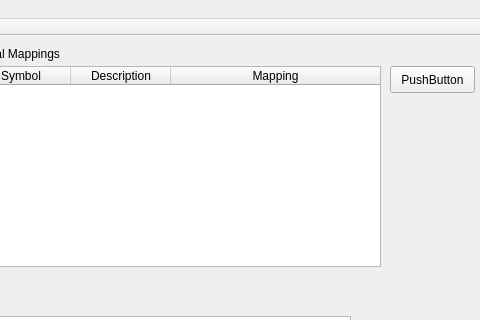
This is forms/mainwindow.ui in mfoo/sched as Qt 5 draws it before an edit; both pictures show x 350 to 830 and y 0 to 320 of the 830 by 402 pixel window. The edited form follows.
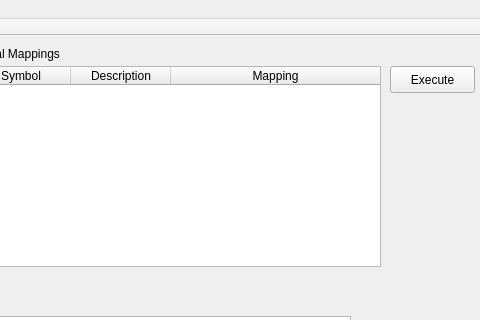
This is the edited form.

Commit message: Added UI showing task progress and added some menu items to the main window

Patch:
```diff
--- a/forms/mainwindow.ui
+++ b/forms/mainwindow.ui
@@ -37,7 +37,7 @@
      </rect>
     </property>
     <property name="text">
-     <string>PushButton</string>
+     <string>Execute</string>
     </property>
    </widget>
    <widget class="QPushButton" name="newProjectModuleButton">
```
Left out of the diff: 2 changed lines with no effect on the pictures. The commit also changes 5 other files.
